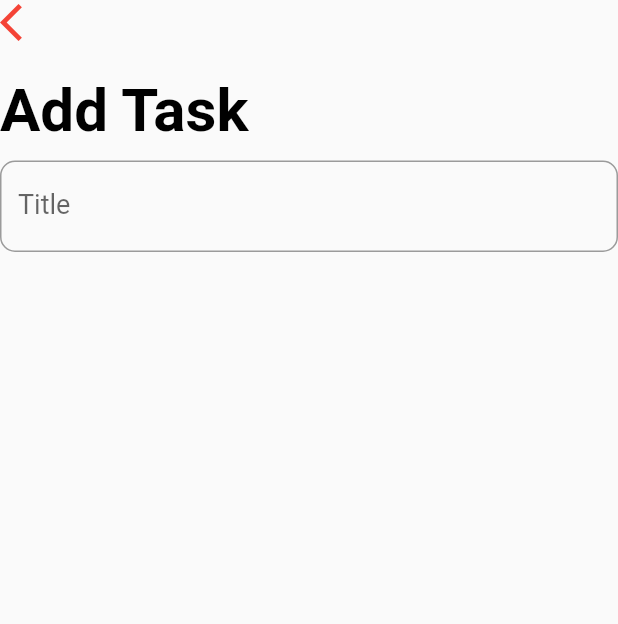
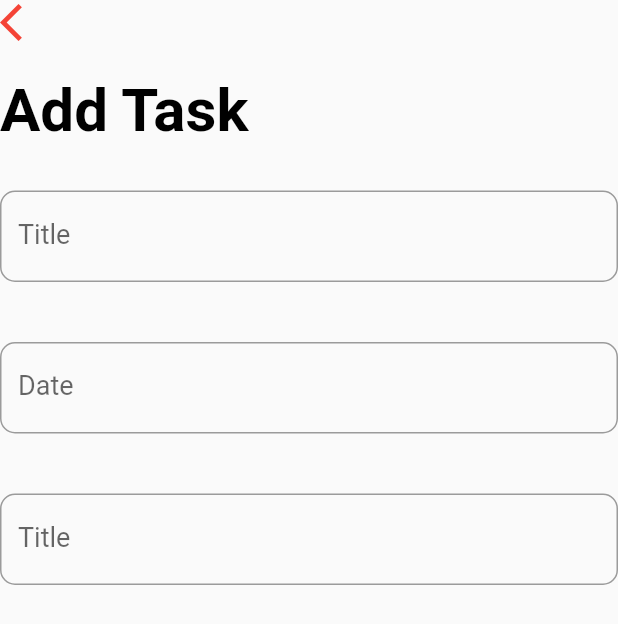
Before and after one commit to poonnakarn/flutter-sqflite, a Flutter app: the AddTaskScreen screen opened directly, on a phone screen of 412 x 824 dp. Shown: the top 624 px of the screen. Run offline on Flutter 3.47's test engine with Material 2 defaults, Android fonts, the phone set to English and light mode, and no system bars.

Commit message:
UI update

```diff
--- a/lib/screens/add_task_screen.dart
+++ b/lib/screens/add_task_screen.dart
@@ -10,6 +10,22 @@ class _AddTaskScreenState extends State<AddTaskScreen> {
   String _title = '';
   String _priority;
   DateTime _date = DateTime.now();
+
+  TextEditingController _dateController = TextEditingController();
+  _handleDatePicker() async {
+    final DateTime date = await showDatePicker(
+      context: context,
+      initialDate: _date,
+      firstDate: DateTime(2000),
+      lastDate: DateTime(2100),
+    );
+    if (date != null && date != _date) {
+      setState(() {
+        _date = date;
+      });
+      _dateController.text = _date.toString();
+    }
+  }
 
   @override
   Widget build(BuildContext context) {
@@ -43,7 +59,10 @@ class _AddTaskScreenState extends State<AddTaskScreen> {
             key: _formKey,
             child: Column(
               children: <Widget>[
-                TextFormField(
+                // Title
+                Padding(
+                  padding: EdgeInsets.symmetric(vertical: 20.0),
+                  child: TextFormField(
                     style: TextStyle(fontSize: 18.0),
                     decoration: InputDecoration(
                       labelText: 'Title',
@@ -51,6 +70,46 @@ class _AddTaskScreenState extends State<AddTaskScreen> {
                       border: OutlineInputBorder(
                         borderRadius: BorderRadius.circular(10.0),
                       ),
+                    ),
+                    validator: (input) => input.trim().isEmpty
+                        ? 'Please enter a task title'
+                        : null,
+                    onSaved: (input) => _title = input,
+                    initialValue: _title,
+                  ),
+                ),
+                // Date Picker
+                Padding(
+                  padding: EdgeInsets.symmetric(vertical: 20.0),
+                  child: TextFormField(
+                    controller: _dateController,
+                    style: TextStyle(fontSize: 18.0),
+                    onTap: _handleDatePicker,
+                    decoration: InputDecoration(
+                      labelText: 'Date',
+                      labelStyle: TextStyle(fontSize: 18.0),
+                      border: OutlineInputBorder(
+                        borderRadius: BorderRadius.circular(10.0),
+                      ),
+                    ),
+                  ),
+                ),
+                Padding(
+                  padding: EdgeInsets.symmetric(vertical: 20.0),
+                  child: TextFormField(
+                    style: TextStyle(fontSize: 18.0),
+                    decoration: InputDecoration(
+                      labelText: 'Title',
+                      labelStyle: TextStyle(fontSize: 18.0),
+                      border: OutlineInputBorder(
+                        borderRadius: BorderRadius.circular(10.0),
+                      ),
+                    ),
+                    validator: (input) => input.trim().isEmpty
+                        ? 'Please enter a task title'
+                        : null,
+                    onSaved: (input) => _title = input,
+                    initialValue: _title,
                   ),
                 )
               ],
```
Lines whose indentation alone changed are shown as unchanged.
